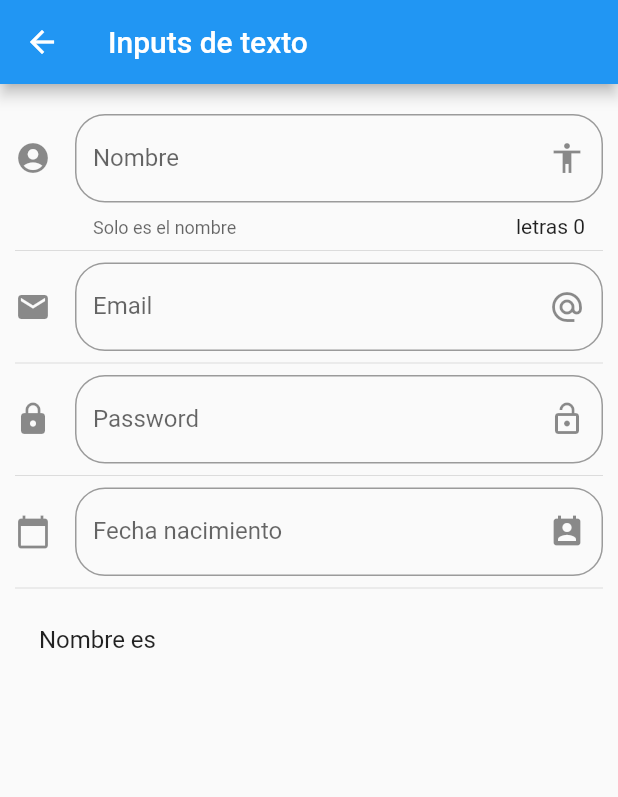
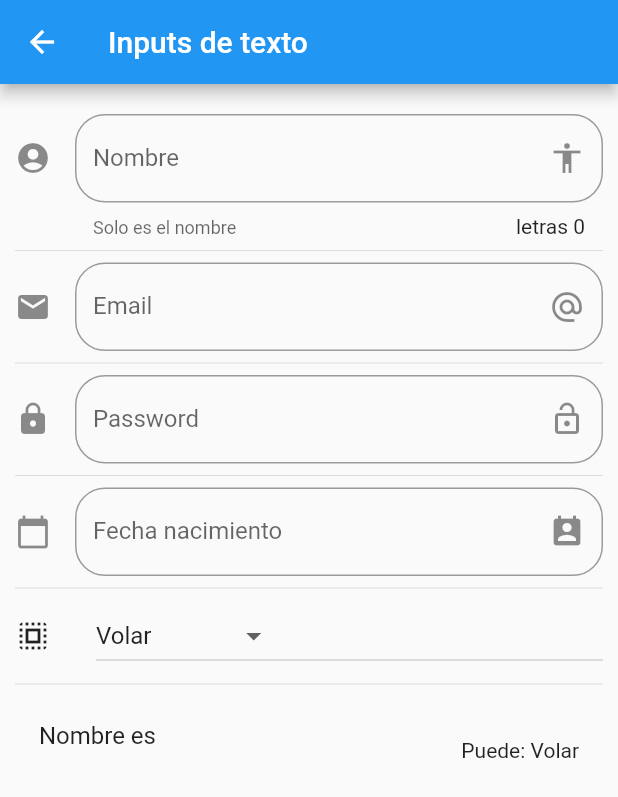
Before and after one commit to cesargarcia2194/initial-flutter, a Flutter app: the InputPage screen opened by its route, on a phone screen of 412 x 824 dp. Shown: the top 797 px of the screen. Run offline on Flutter 3.47's test engine with Material 2 defaults, Android fonts, the phone set to English and light mode, and no system bars.

```diff
--- a/lib/src/pages/home_page.dart
+++ b/lib/src/pages/home_page.dart
@@ -17,12 +17,6 @@ class HomePage extends StatelessWidget {
     );
   }
   Widget _list() {
-    //menuProvider.loadData().then((value) {
-    //  print(value);
-    //});
-    //return ListView(
-    //  children: _listItems(),
-    //);
     return FutureBuilder(
       future: menuProvider.loadData(),
       initialData: [],
--- a/lib/src/pages/input_page.dart
+++ b/lib/src/pages/input_page.dart
@@ -12,6 +12,9 @@ class _InputPageState extends State<InputPage> {
   String _name ='';
   String _email ='';
   String _date = '';
+  String _optionSelected = 'Volar';
+  List<String> _listPower = ['Volar', 'Rayos X', 'Super aliento'];
+
   TextEditingController _inputFieldDateController = new TextEditingController();
 
   @override
@@ -28,6 +31,8 @@ class _InputPageState extends State<InputPage> {
           _createPassword(),
           Divider(),
           _createDate(context),
+          Divider(),
+          _createDropdown(),
           Divider(),
           _createPerson()
         ],
@@ -55,13 +60,6 @@ class _InputPageState extends State<InputPage> {
           _name = value;
         });
       },
-    );
-  }
-  Widget _createPerson(){
-
-    return ListTile(
-      title: Text('Nombre es $_name'),
-      subtitle: Text('$_email'),
     );
   }
 
@@ -142,4 +140,44 @@ class _InputPageState extends State<InputPage> {
       });
     }
   }
+
+  List<DropdownMenuItem<String>> getOptionsDropdown(){
+    List<DropdownMenuItem<String>> list = [];
+    _listPower.forEach((el) {
+      list.add(DropdownMenuItem(
+        child: Text(el),
+        value: el,
+      ));
+    });
+
+    return list;
+  }
+
+  Widget _createDropdown() {
+    return Row(
+      children: <Widget>[
+        Icon(Icons.select_all),
+        SizedBox(width: 30.0),
+        Expanded(
+          child: DropdownButton(
+            value: _optionSelected,
+            items: getOptionsDropdown(),
+            onChanged: (opt){
+              setState(() {
+                _optionSelected = opt;
+              });
+            },
+          )
+        )
+      ],
+    );
+  }
+
+  Widget _createPerson(){
+    return ListTile(
+      title: Text('Nombre es $_name'),
+      subtitle: Text('$_email'),
+      trailing: Text('Puede: $_optionSelected'),
+    );
+  }
 }
--- a/lib/src/utils/icon_string_util.dart
+++ b/lib/src/utils/icon_string_util.dart
@@ -5,6 +5,8 @@ final _icons = <String, IconData>{
   'folder_open'  : Icons.folder_open,
   'donut_large'  : Icons.donut_large,
   'input'        : Icons.input,
+  'tune'         : Icons.tune,
+  'list'         : Icons.list,
 };
 Icon getIcon(String nameIcon){
   return Icon(_icons[nameIcon], color: Colors.blue);
```
Also changed, not shown: data/menu_opts.json (+10 -0 lines), lib/src/pages/listview_page.dart (added, +36 -0 lines), lib/src/pages/slider_page.dart (added, +89 -0 lines), lib/src/routes/routes.dart (+9 -5 lines).
